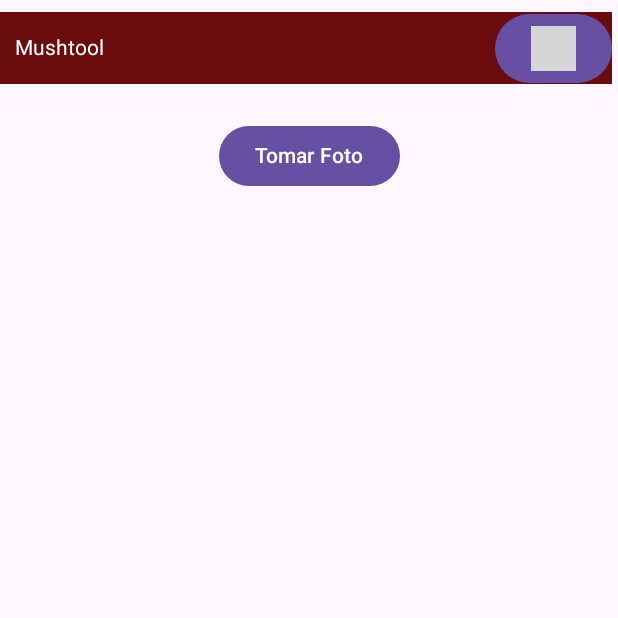
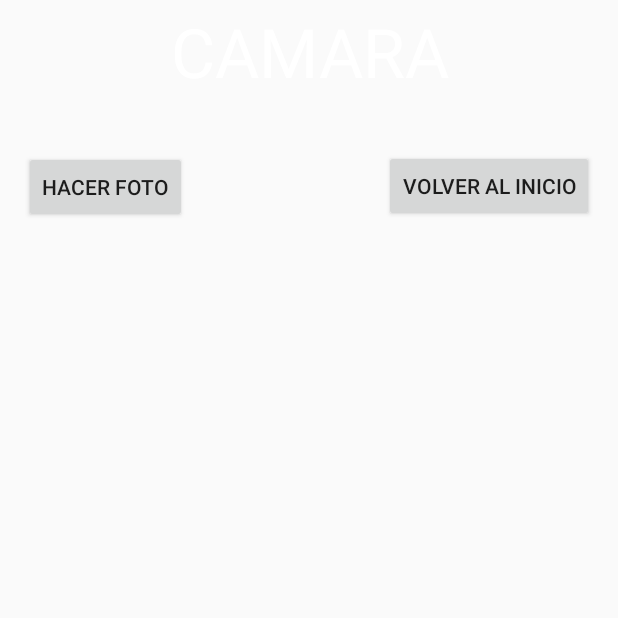
Before and after one commit to PolRibera/MushTool, an Android app built with Jetpack Compose: the FotosActivity screen opened directly, with no data from a screen before it, on a phone screen of 412 x 824 dp, the top half of it. Run offline under Robolectric (Android 15) with nearby library versions, the light colour scheme and no system bars; grey boxes are pictures that could not be loaded.

Commit message:
update main

```diff
--- a/app/src/main/java/com/example/Projecte3MushTool/EditarSetaActivity.kt
+++ b/app/src/main/java/com/example/Projecte3MushTool/EditarSetaActivity.kt
@@ -53,7 +53,9 @@ class EditarSetaActivity : ComponentActivity() {
         val warnLevel = intent.getIntExtra("warn_level", 0)
 
         setContent {
+            AppTheme {
                 EditarSetaApp(this, imgPath, name, sciName, warnLevel)
+            }
         }
     }
 
--- a/app/src/main/java/com/example/Projecte3MushTool/FotosActivity.kt
+++ b/app/src/main/java/com/example/Projecte3MushTool/FotosActivity.kt
@@ -1,135 +1,72 @@
 package com.example.Projecte3MushTool
 
-import android.app.Activity
 import android.content.Context
 import android.content.Intent
+import android.os.Bundle
 import android.graphics.Bitmap
-import android.os.Bundle
 import android.provider.MediaStore
+import android.widget.Button
+import android.widget.ImageView
 import androidx.activity.ComponentActivity
 import androidx.activity.compose.setContent
 import androidx.activity.result.contract.ActivityResultContracts
 import androidx.compose.foundation.Image
+import androidx.activity.compose.setContent
+import androidx.compose.foundation.Image
 import androidx.compose.foundation.background
-import androidx.compose.foundation.layout.*
+import androidx.compose.foundation.layout.Arrangement
+import androidx.compose.foundation.layout.Box
+import androidx.compose.foundation.layout.Column
+import androidx.compose.foundation.layout.Row
+import androidx.compose.foundation.layout.fillMaxWidth
+import androidx.compose.foundation.layout.padding
+import androidx.compose.foundation.layout.size
 import androidx.compose.material3.Button
 import androidx.compose.material3.ExperimentalMaterial3Api
 import androidx.compose.material3.Scaffold
 import androidx.compose.material3.Text
 import androidx.compose.material3.TopAppBar
-import androidx.compose.runtime.*
+import androidx.compose.runtime.Composable
+import androidx.compose.runtime.remember
 import androidx.compose.ui.Alignment
 import androidx.compose.ui.Modifier
 import androidx.compose.ui.graphics.Color
 import androidx.compose.ui.platform.LocalContext
+import androidx.compose.ui.platform.LocalLifecycleOwner
 import androidx.compose.ui.res.painterResource
+import androidx.compose.ui.tooling.preview.Preview
 import androidx.compose.ui.unit.dp
-import coil.compose.rememberImagePainter
+import com.example.lemonade.ui.theme.AppTheme
+import java.util.concurrent.ExecutorService
+import java.util.concurrent.Executors
+
 
 class FotosActivity : ComponentActivity() {
-    private val context = this
 
+    lateinit var imagen: ImageView
     override fun onCreate(savedInstanceState: Bundle?) {
         super.onCreate(savedInstanceState)
-
-        setContent {
-            FotosApp(context)
+        setContentView(R.layout.fotos_activity)
+        val captura: Button = findViewById(R.id.btnFoto)
+        imagen = findViewById(R.id.imagenPhoto)
+        captura.setOnClickListener {
+            takePhoto()
         }
-    }
-    private val getAction = registerForActivityResult(ActivityResultContracts.StartActivityForResult()) { result ->
-        if (result.resultCode == Activity.RESULT_OK) {
-            val data: Intent? = result.data
-            val imageBitmap = data?.extras?.get("data") as Bitmap
-            capturedBitmap = imageBitmap
+        val volver: Button = findViewById(R.id.btnVolver)
+        volver.setOnClickListener {
+            val intent = Intent(this, MainActivity::class.java)
+            startActivity(intent)
         }
     }
 
-    var capturedBitmap by mutableStateOf<Bitmap?>(null)
-
-    @OptIn(ExperimentalMaterial3Api::class)
-    @Composable
-    fun FotosApp(context: ComponentActivity) {
-        Scaffold(
-            topBar = {
-                @OptIn(ExperimentalMaterial3Api::class)
-                TopAppBar(
-                    modifier = Modifier.background(Color(0xFF6B0C0C)),
-                    title = { },
-                    actions = {
-                        Row(
-                            modifier = Modifier
-                                .fillMaxWidth()
-                                .background(Color(0xFF6B0C0C)),
-                            horizontalArrangement = Arrangement.SpaceBetween
-                        ) {
-                            Text(
-                                "Mushtool",
-                                modifier = Modifier
-                                    .padding(10.dp)
-                                    .align(Alignment.CenterVertically),
-                                color = Color.White
-                            )
-
-                            Button(
-                                onClick = {
-                                    val intent = Intent(context, MainActivity::class.java)
-                                    context.startActivity(intent)
-                                },
-                                modifier = Modifier
-                                    .align(Alignment.CenterVertically)
-                                    .background(Color(0xFF6B0C0C))
-                            ) {
-                                Image(
-                                    painter = painterResource(R.drawable.boton_exit),
-                                    contentDescription = "Exit Button",
-                                    modifier = Modifier.size(30.dp, 30.dp)
-                                )
-                            }
-                        }
-                    }
-                )
-            },
-        ) { innerPadding ->
-            Box(modifier = Modifier.padding(innerPadding)) {
-                Column(
-                    modifier = Modifier
-                        .fillMaxSize()
-                        .padding(16.dp),
-                    verticalArrangement = Arrangement.spacedBy(16.dp),
-                    horizontalAlignment = Alignment.CenterHorizontally
-                ) {
-                    // Usamos la función `remember` para asegurarnos de que la imagen se actualice correctamente
-                    val bitmap by remember { mutableStateOf(capturedBitmap) }
-
-                    bitmap?.let { capturedBitmap ->
-                        Image(
-                            painter = rememberImagePainter(capturedBitmap),
-                            contentDescription = "Captured Image",
-                            modifier = Modifier
-                                .fillMaxWidth()
-                                .height(300.dp)
-                        )
-                    }
-                    Row(
-                        verticalAlignment = Alignment.CenterVertically,
-                        horizontalArrangement = Arrangement.spacedBy(16.dp)
-                    ) {
-                        Button(
-                            onClick = { takePhoto(context) },
-                            modifier = Modifier.padding(horizontal = 16.dp)
-                        ) {
-                            Text(text = "Tomar Foto")
-                        }
-
-                    }
-                }
-            }
-        }
+    val getAction = registerForActivityResult(ActivityResultContracts.StartActivityForResult()) {
+        val bitmap = it.data?.extras?.get("data") as Bitmap
+        imagen.setImageBitmap(bitmap)
     }
 
-    fun takePhoto(context: Context) {
+    fun takePhoto() {
         val intent = Intent(MediaStore.ACTION_IMAGE_CAPTURE)
-        if (intent.resolveActivity(context.packageManager) != null) {
+        if (intent.resolveActivity(packageManager) != null) {
             getAction.launch(intent)
         }
     }
--- a/app/src/main/res/layout/fotos_activity.xml
+++ b/app/src/main/res/layout/fotos_activity.xml
@@ -6,42 +6,30 @@
     android:layout_height="match_parent"
     tools:context=".MainActivity">
 
-    <LinearLayout
-        android:layout_width="match_parent"
-        android:layout_height="match_parent"
-        android:orientation="vertical">
-
-        <LinearLayout
-            android:layout_width="match_parent"
-            android:layout_height="wrap_content"
-            android:orientation="horizontal">
-
     <Button
         android:id="@+id/btnVolver"
         android:layout_width="wrap_content"
         android:layout_height="wrap_content"
-                android:layout_marginTop="116dp"
-                android:baselineAligned="false"
-                android:text="Volver al inicio" />
-        </LinearLayout>
+        android:layout_marginTop="100dp"
+        android:text="Volver al inicio"
+        app:layout_constraintEnd_toEndOf="parent"
+        app:layout_constraintHorizontal_bias="0.941"
+        app:layout_constraintStart_toStartOf="parent"
+        app:layout_constraintTop_toTopOf="parent" />
 
-        <LinearLayout
-            android:layout_width="match_parent"
-            android:layout_height="match_parent"
-            android:orientation="horizontal">
-
-            <LinearLayout
-                android:layout_width="match_parent"
-                android:layout_height="match_parent"
-                android:orientation="vertical">
-
-                <ImageView
-                    android:id="@+id/imagenPhoto"
-                    android:layout_width="333dp"
-                    android:layout_height="363dp"
-                    android:layout_marginTop="32dp"
-                    android:layout_marginBottom="32dp"
-                    tools:srcCompat="@tools:sample/backgrounds/scenic" />
+    <TextView
+        android:id="@+id/textView"
+        android:layout_width="0dp"
+        android:layout_height="wrap_content"
+        android:layout_marginTop="4dp"
+        android:text="CAMARA"
+        android:textAlignment="center"
+        android:textAppearance="@style/TextAppearance.AppCompat.Display2"
+        android:textColor="@color/white"
+        app:layout_constraintEnd_toEndOf="parent"
+        app:layout_constraintHorizontal_bias="0.0"
+        app:layout_constraintStart_toStartOf="parent"
+        app:layout_constraintTop_toTopOf="parent" />
 
     <Button
         android:id="@+id/btnFoto"
@@ -49,11 +37,22 @@
         android:layout_height="wrap_content"
         android:layout_marginStart="16dp"
         android:layout_marginTop="36dp"
-                    android:text="Hacer foto" />
+        android:text="Hacer foto"
+        app:layout_constraintStart_toStartOf="parent"
+        app:layout_constraintTop_toBottomOf="@+id/textView" />
 
-            </LinearLayout>
-
-        </LinearLayout>
-    </LinearLayout>
+    <ImageView
+        android:id="@+id/imagenPhoto"
+        android:layout_width="0dp"
+        android:layout_height="wrap_content"
+        android:layout_marginTop="32dp"
+        android:layout_marginBottom="32dp"
+        app:layout_constraintBottom_toBottomOf="parent"
+        app:layout_constraintEnd_toEndOf="parent"
+        app:layout_constraintHorizontal_bias="0.0"
+        app:layout_constraintStart_toStartOf="parent"
+        app:layout_constraintTop_toBottomOf="@+id/btnFoto"
+        app:layout_constraintVertical_bias="0.0"
+        tools:srcCompat="@tools:sample/backgrounds/scenic" />
 
 </androidx.constraintlayout.widget.ConstraintLayout>
```
Lines whose indentation alone changed are shown as unchanged.
